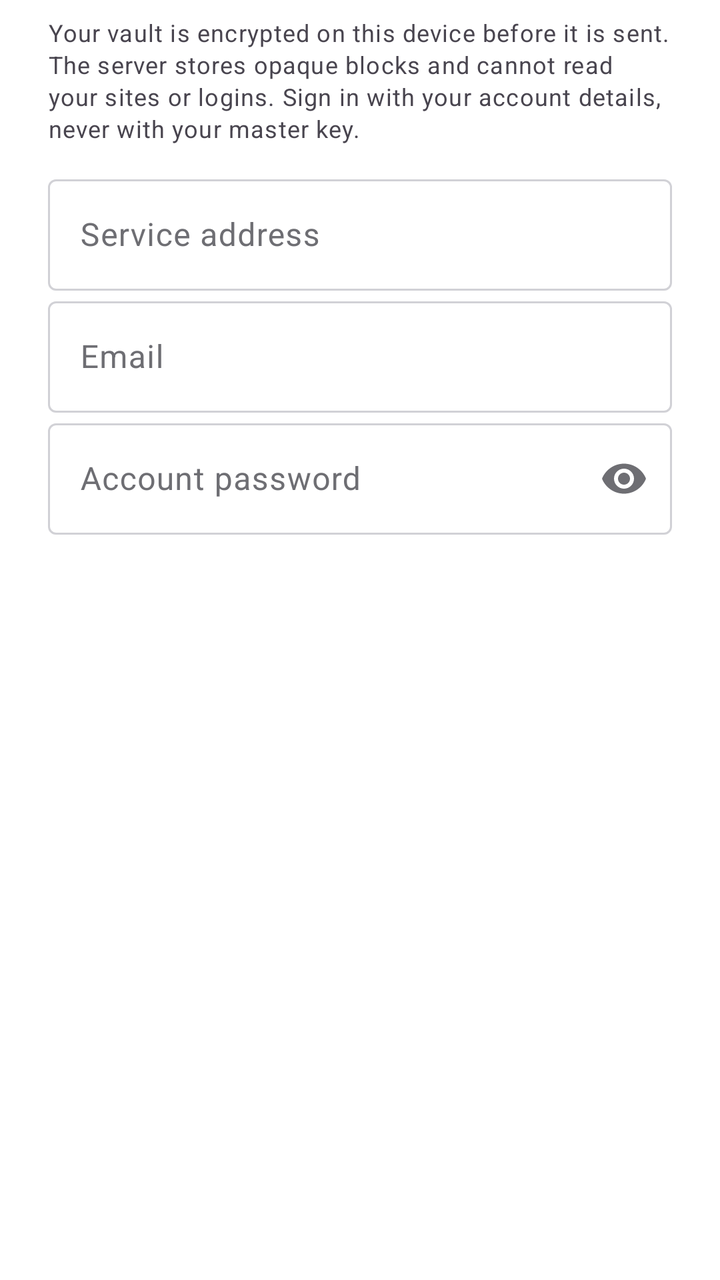
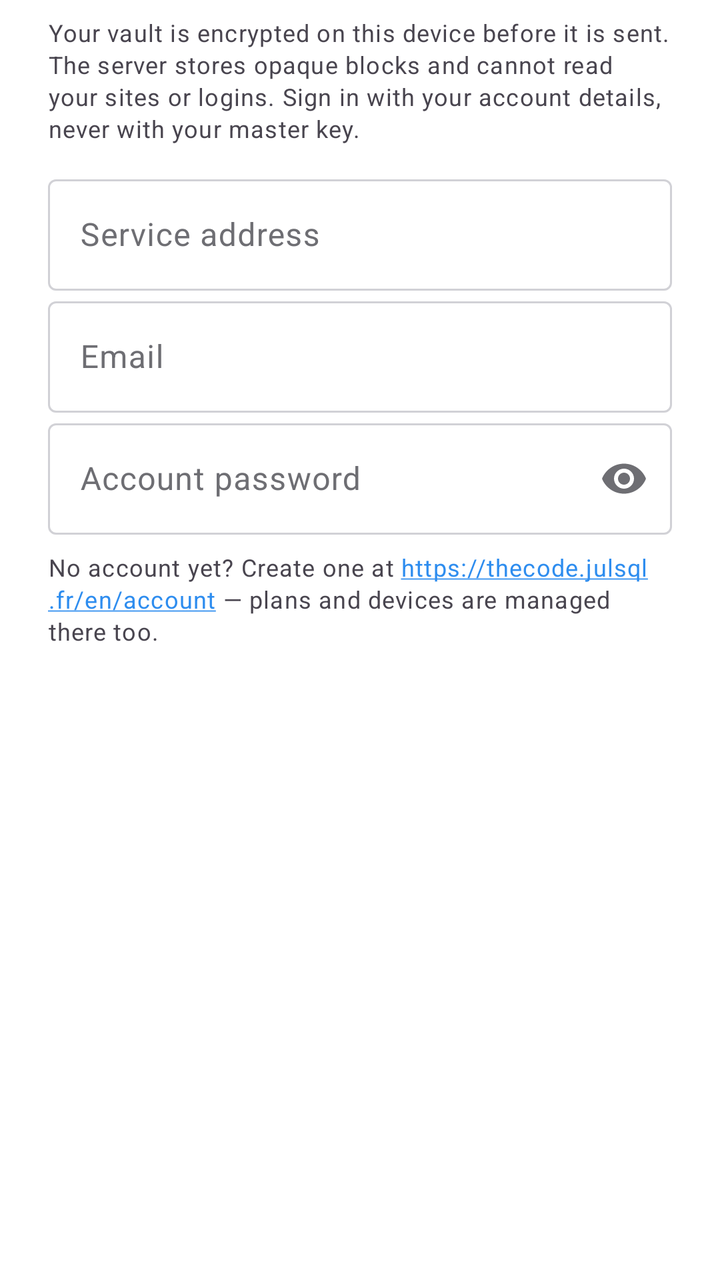

Compare the two renders of this Android layout. The source of the first and the diff that turns it into the second are given below.
<!-- AndroidManifest.xml: application theme Theme.TheCode -->
<!-- res/layout/dialog_sync.xml -->
<?xml version="1.0" encoding="utf-8"?>
<ScrollView xmlns:android="http://schemas.android.com/apk/res/android"
    xmlns:app="http://schemas.android.com/apk/res-auto"
    android:layout_width="match_parent"
    android:layout_height="wrap_content">

    <LinearLayout
        android:layout_width="match_parent"
        android:layout_height="wrap_content"
        android:orientation="vertical"
        android:paddingStart="24dp"
        android:paddingTop="8dp"
        android:paddingEnd="24dp">

        <TextView
            android:layout_width="match_parent"
            android:layout_height="wrap_content"
            android:paddingBottom="12dp"
            android:text="@string/sync_explainer"
            android:textAppearance="?attr/textAppearanceBodySmall" />

        <com.google.android.material.textfield.TextInputLayout
            android:layout_width="match_parent"
            android:layout_height="wrap_content"
            android:hint="@string/sync_endpoint">

            <com.google.android.material.textfield.TextInputEditText
                android:id="@+id/syncEndpoint"
                android:layout_width="match_parent"
                android:layout_height="wrap_content"
                android:inputType="textUri" />
        </com.google.android.material.textfield.TextInputLayout>

        <com.google.android.material.textfield.TextInputLayout
            android:layout_width="match_parent"
            android:layout_height="wrap_content"
            android:hint="@string/sync_email">

            <com.google.android.material.textfield.TextInputEditText
                android:id="@+id/syncEmail"
                android:layout_width="match_parent"
                android:layout_height="wrap_content"
                android:inputType="textEmailAddress" />
        </com.google.android.material.textfield.TextInputLayout>

        <com.google.android.material.textfield.TextInputLayout
            android:layout_width="match_parent"
            android:layout_height="wrap_content"
            android:hint="@string/sync_password"
            app:endIconMode="password_toggle">

            <com.google.android.material.textfield.TextInputEditText
                android:id="@+id/syncPassword"
                android:layout_width="match_parent"
                android:layout_height="wrap_content"
                android:inputType="textPassword" />
        </com.google.android.material.textfield.TextInputLayout>
    </LinearLayout>
</ScrollView>
<!-- resources referenced by this layout -->
<resources>
  <string name="sync_email">Email</string>
  <string name="sync_endpoint">Service address</string>
  <string name="sync_explainer">Your vault is encrypted on this device before it is sent. The server stores opaque blocks and cannot read your sites or logins. Sign in with your account details, never with your master key.</string>
  <string name="sync_password">Account password</string>
  <style name="Theme.TheCode" parent="Theme.Material3.DayNight.NoActionBar">
          <item name="colorPrimary">@color/brand_blue</item>
          <item name="colorOnPrimary">@color/background_light</item>
          <item name="colorSecondary">@color/brand_green</item>
          <item name="colorOnSecondary">@color/background_light</item>
  
          <item name="android:colorBackground">@color/background_light</item>
          <item name="colorSurface">@color/surface_light</item>
          <item name="colorSurfaceVariant">@color/surface_variant_light</item>
          <item name="colorOnSurface">@color/on_surface_light</item>
          <item name="colorOnSurfaceVariant">@color/on_surface_variant_light</item>
          <item name="colorOutline">@color/outline_light</item>
  
          
          <item name="android:windowLightStatusBar" tools:targetApi="23">true</item>
          <item name="android:statusBarColor">@android:color/transparent</item>
          <item name="android:navigationBarColor">@color/background_light</item>
  
          <item name="materialAlertDialogTheme">@style/ThemeOverlay.TheCode.MaterialAlertDialog</item>
      </style>
  <color name="brand_blue">#2E8DEF</color>
  <color name="background_light">#FFFFFFFF</color>
  <color name="brand_green">#1CD001</color>
  <color name="surface_light">#FFF5F5F7</color>
  <color name="surface_variant_light">#FFE9E9EE</color>
  <color name="on_surface_light">#FF1C1C1E</color>
  <color name="on_surface_variant_light">#FF6E6E73</color>
  <color name="outline_light">#FFD1D1D6</color>
  <style name="ThemeOverlay.TheCode.MaterialAlertDialog" parent="ThemeOverlay.Material3.MaterialAlertDialog">
          <item name="shapeAppearance">@style/ShapeAppearance.Material3.LargeComponent</item>
      </style>
</resources>

<!-- the commit's change to res/layout/dialog_sync.xml (unified diff, before → after) -->
@@ -55,5 +55,15 @@
                 android:layout_height="wrap_content"
                 android:inputType="textPassword" />
         </com.google.android.material.textfield.TextInputLayout>
+
+        
+        <TextView
+            android:id="@+id/syncSignUp"
+            android:layout_width="match_parent"
+            android:layout_height="wrap_content"
+            android:autoLink="web"
+            android:paddingTop="8dp"
+            android:text="@string/sync_no_account"
+            android:textAppearance="?attr/textAppearanceBodySmall" />
     </LinearLayout>
 </ScrollView>
<!-- resource entries referenced after the edit -->
@@ -3,6 +3,7 @@
   <string name="sync_email">Email</string>
   <string name="sync_endpoint">Service address</string>
   <string name="sync_explainer">Your vault is encrypted on this device before it is sent. The server stores opaque blocks and cannot read your sites or logins. Sign in with your account details, never with your master key.</string>
+  <string name="sync_no_account">No account yet? Create one at https://thecode.julsql.fr/en/account — plans and devices are managed there too.</string>
   <string name="sync_password">Account password</string>
   <style name="Theme.TheCode" parent="Theme.Material3.DayNight.NoActionBar">
           <item name="colorPrimary">@color/brand_blue</item>
